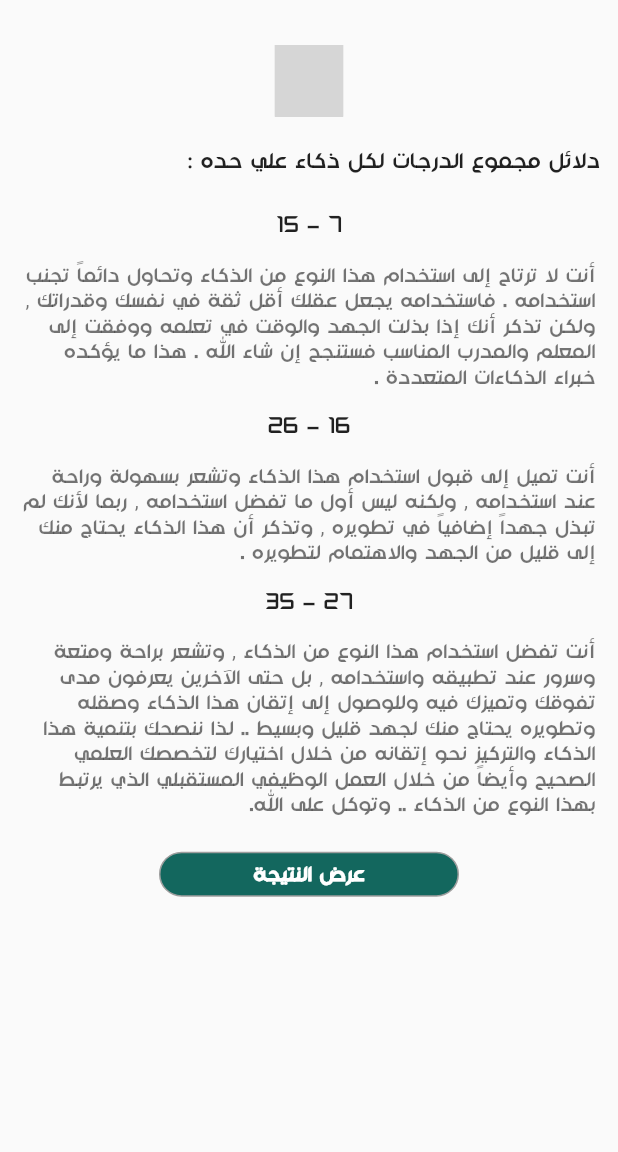
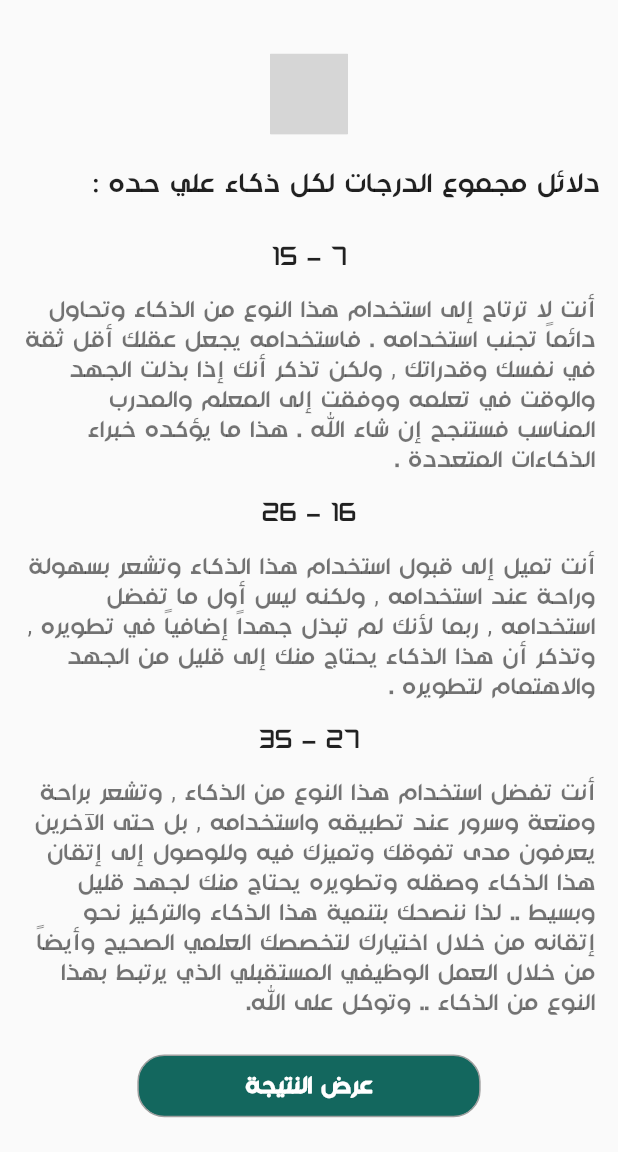
Before and after one commit to AhmedMostafa7474/Mutqen, a Flutter app: the preresult_page screen opened directly, on a phone screen of 412 x 824 dp, the part 84-1236 px from its top. Run offline on Flutter 3.47's test engine with Material 2 defaults, Android fonts, the light colour scheme and no system bars; our stand-ins replace animated_splash_screen, easy_localization, flutter_phoenix, flutter_screenutil, flutter_svg, font_awesome_flutter and 8 more; missing offline and left inert: onboarding_animation; accounts and stored records are empty; grey boxes are pictures that could not be loaded.

Commit message:
DISC_details page , Responsive enhancment

```diff
--- a/lib/presentation/result/DISC/disc_result_screen.dart
+++ b/lib/presentation/result/DISC/disc_result_screen.dart
@@ -38,7 +38,7 @@ class _disc_result_page extends State<disc_result_page> {
               return
                 InkWell(
                   onTap: (){
-                    PersistentNavBarNavigator.pushNewScreen(context, screen: resultdetails_page(widget.results[index]));
+                    PersistentNavBarNavigator.pushNewScreen(context, screen: DISC_details(widget.results[index]));
                   },
 
                   child: Card(
--- a/lib/presentation/result/Multiple/preresult_screen.dart
+++ b/lib/presentation/result/Multiple/preresult_screen.dart
@@ -26,23 +26,23 @@ class _preresult_pageState extends State<preresult_page> {
         child: Column(
           crossAxisAlignment: CrossAxisAlignment.start,
           children: [
-              SizedBox(height: 30,) ,
+              SizedBox(height: 30.h,) ,
               Center(
                 child: SvgPicture.asset(
                   ImageAssets.quesionimage,
-                  height: 40.h,
-                  width: 40.w,
+                  height: 45.h,
+                  width: 45.w,
                 ),
               ),
-            SizedBox(height: 8.0,),
+            SizedBox(height: 8.0.h,),
             Padding(
               padding: const EdgeInsets.all(12.0),
               child: Text("دلائل مجموع الدرجات لكل ذكاء علي حده :",
               style: TextStyle(
-                fontSize: 13.sp
+                fontSize: 16.sp
               ),),
             ),
-            SizedBox(height: 12.0),
+            SizedBox(height: 12.0.h),
             ListView.builder(
               physics: NeverScrollableScrollPhysics(),
               shrinkWrap: true,
@@ -51,26 +51,30 @@ class _preresult_pageState extends State<preresult_page> {
                 return Column(
                   children: [
                     Center(
-                      child: Text(data[index].title),
+                      child: Text(data[index].title,style: TextStyle(
+
+                    fontSize: 15.sp
+                ),
+                      ),
                     ),
                     Padding(
                       padding: const EdgeInsets.all(15.0),
                       child: Text(data[index].description,style: TextStyle(
                         color: Colors.black54,
-                        fontSize: 12.sp
+                        fontSize: 14.sp
                       ),),
                     )
                   ],
                 );
               },),
-            SizedBox(height: 8,),
+            SizedBox(height: 8.h,),
             Center(
-              child: defaultButton(width: 200, function: (){
+              child: defaultButton(width: 200.w, function: (){
                 PersistentNavBarNavigator.pushNewScreen(context, screen: result_page3(multiple_results));
               }, text: "عرض النتيجة",
-                  txtColor: Colors.white, height: 30, fontSize: 14),
+                  txtColor: Colors.white, height: 35.h, fontSize: 14.sp),
             ),
-            SizedBox(height: 30)
+            SizedBox(height: 30.h)
           ],
         ),
       ),
--- a/pubspec.yaml
+++ b/pubspec.yaml
@@ -47,6 +47,7 @@ dependencies:
   flutter_svg:
   pie_chart: ^5.3.2
   table_calendar:
+  onboarding_animation: ^0.0.2
 
 dev_dependencies:
   flutter_test:
```
Also changed, not shown: lib/presentation/exam/exam_screen.dart (+14 -10 lines), lib/presentation/result/DISC/DISC_details.dart (+123 -0 lines), lib/presentation/result/DISC/Widgets/disc_result_data.dart (+19 -3 lines), assets/images/Logo/أبرز السمات.png (added), assets/images/Logo/التواصل مع الآخرين.png (added), assets/images/Logo/بيئة العمل.png (added), assets/images/Logo/خارطة النمط.png (added), pubspec.lock.
